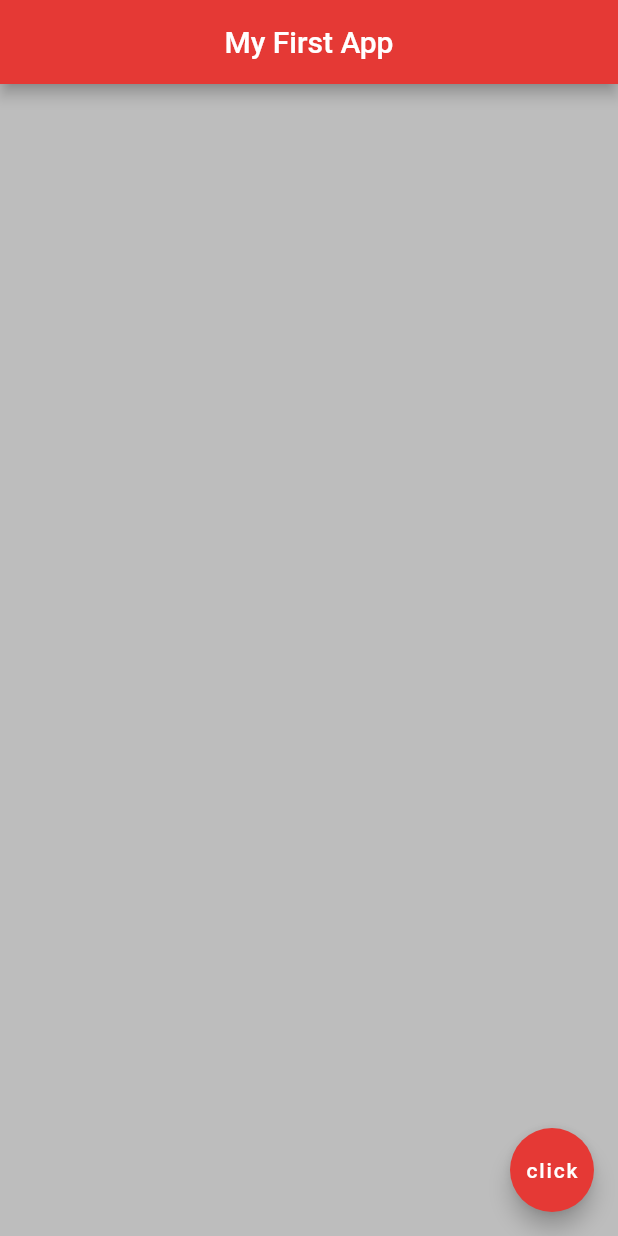
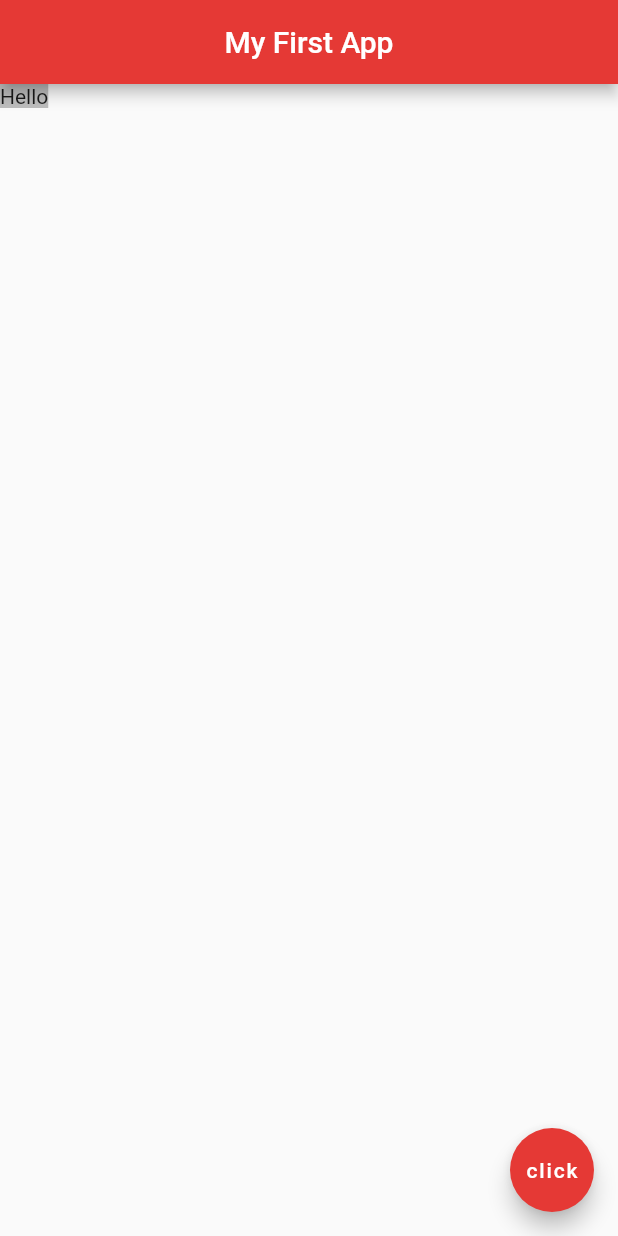
Before and after one commit to SafNaaz/myapp, a Flutter app: the screen it shows after launch, on a phone screen of 412 x 824 dp. Run offline on Flutter 3.47's test engine with Material 2 defaults, Android fonts, the phone set to English and light mode, and no system bars.

Commit message:
when child is there container restricts to child size

```diff
--- a/lib/main.dart
+++ b/lib/main.dart
@@ -17,6 +17,7 @@ class Home extends StatelessWidget {
       ),
       body: Container(
         color: Colors.grey[400],
+        child: Text('Hello'),
       ),
       floatingActionButton: FloatingActionButton(
         onPressed: (){},
```
